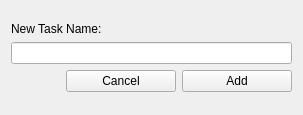
tuxamito/SimpleTaskManager, file src/simpletaskaddwindow.ui: the form before one commit.
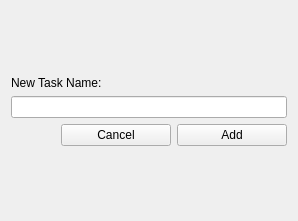
The form after the commit.

The edit to the form file:
```diff
--- a/src/simpletaskaddwindow.ui
+++ b/src/simpletaskaddwindow.ui
@@ -6,8 +6,8 @@
    <rect>
     <x>0</x>
     <y>0</y>
-    <width>303</width>
-    <height>115</height>
+    <width>298</width>
+    <height>221</height>
    </rect>
   </property>
   <property name="windowTitle">
@@ -37,7 +37,7 @@
    <item>
     <widget class="QLineEdit" name="lineTaskName">
      <property name="sizePolicy">
-      <sizepolicy hsizetype="Expanding" vsizetype="Expanding">
+      <sizepolicy hsizetype="Expanding" vsizetype="Fixed">
        <horstretch>0</horstretch>
        <verstretch>0</verstretch>
       </sizepolicy>
```
